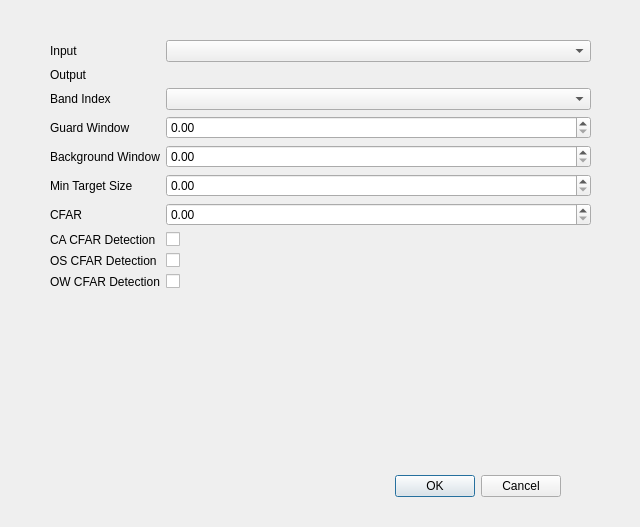
Above: multi_cfar/multi_cfar_dialog_base.ui from AUGSignals/qgis-plugins before the change. Below: the same form after it.
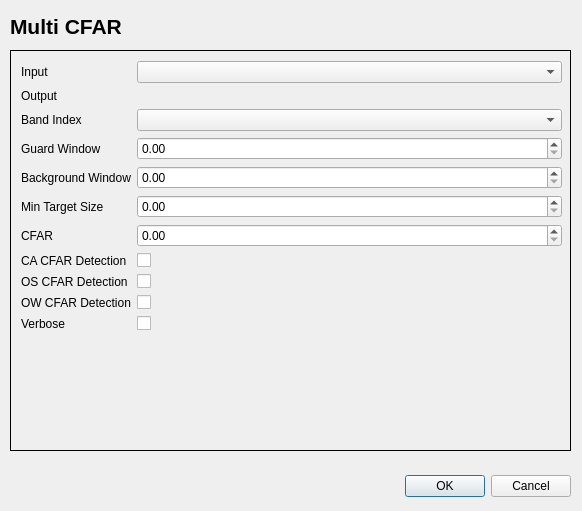
That is the form after the change. Custom widgets are drawn as their Qt base class.

Diff of the .ui file:
```diff
--- a/multi_cfar/multi_cfar_dialog_base.ui
+++ b/multi_cfar/multi_cfar_dialog_base.ui
@@ -6,8 +6,8 @@
    <rect>
     <x>0</x>
     <y>0</y>
-    <width>640</width>
-    <height>527</height>
+    <width>582</width>
+    <height>511</height>
    </rect>
   </property>
   <property name="windowTitle">
@@ -16,7 +16,7 @@
   <widget class="QDialogButtonBox" name="button_box">
    <property name="geometry">
     <rect>
-     <x>40</x>
+     <x>50</x>
      <y>470</y>
      <width>521</width>
      <height>32</height>
@@ -32,12 +32,15 @@
   <widget class="QStackedWidget" name="stackedWidget">
    <property name="geometry">
     <rect>
-     <x>40</x>
-     <y>40</y>
+     <x>10</x>
+     <y>50</y>
      <width>561</width>
      <height>401</height>
     </rect>
    </property>
+   <property name="frameShape">
+    <enum>QFrame::Box</enum>
+   </property>
    <property name="currentIndex">
     <number>0</number>
    </property>
@@ -46,14 +49,14 @@
      <property name="geometry">
       <rect>
        <x>10</x>
-       <y>0</y>
+       <y>10</y>
        <width>541</width>
-       <height>391</height>
+       <height>381</height>
       </rect>
      </property>
      <layout class="QFormLayout" name="formLayout">
       <item row="0" column="0">
-       <widget class="QLabel" name="label">
+       <widget class="QLabel" name="inputLabel">
         <property name="text">
          <string>Input</string>
         </property>
@@ -67,7 +70,7 @@
        </widget>
       </item>
       <item row="1" column="0">
-       <widget class="QLabel" name="label_2">
+       <widget class="QLabel" name="outputLabel">
         <property name="text">
          <string>Output</string>
         </property>
@@ -81,7 +84,7 @@
        </widget>
       </item>
       <item row="2" column="0">
-       <widget class="QLabel" name="label_3">
+       <widget class="QLabel" name="bandIndexLabel">
         <property name="text">
          <string>Band Index</string>
         </property>
@@ -91,7 +94,7 @@
        <widget class="QgsRasterBandComboBox" name="bandIndexQgsRasterBandComboBox"/>
       </item>
       <item row="3" column="0">
-       <widget class="QLabel" name="label_4">
+       <widget class="QLabel" name="guardWindowLabel">
         <property name="text">
          <string>Guard Window</string>
         </property>
@@ -101,7 +104,7 @@
        <widget class="QDoubleSpinBox" name="guardWindowDoubleSpinBox"/>
       </item>
       <item row="4" column="0">
-       <widget class="QLabel" name="label_5">
+       <widget class="QLabel" name="backgroundWindowLabel">
         <property name="text">
          <string>Background Window</string>
         </property>
@@ -111,7 +114,7 @@
        <widget class="QDoubleSpinBox" name="backgroundWindowDoubleSpinBox"/>
       </item>
       <item row="5" column="0">
-       <widget class="QLabel" name="label_6">
+       <widget class="QLabel" name="minTargetSizeLabel">
         <property name="text">
          <string>Min Target Size</string>
         </property>
@@ -121,14 +124,17 @@
        <widget class="QDoubleSpinBox" name="minTargetSizeDoubleSpinBox"/>
       </item>
       <item row="6" column="0">
-       <widget class="QLabel" name="label_7">
+       <widget class="QLabel" name="cfarLabel">
         <property name="text">
          <string>CFAR</string>
         </property>
        </widget>
       </item>
+      <item row="6" column="1">
+       <widget class="QDoubleSpinBox" name="cfarDoubleSpinBox"/>
+      </item>
       <item row="7" column="0">
-       <widget class="QLabel" name="label_8">
+       <widget class="QLabel" name="caCfarDetectionLabel">
         <property name="text">
          <string>CA CFAR Detection</string>
         </property>
@@ -142,7 +148,7 @@
        </widget>
       </item>
       <item row="8" column="0">
-       <widget class="QLabel" name="label_9">
+       <widget class="QLabel" name="osCfarDetectionLabel">
         <property name="text">
          <string>OS CFAR Detection</string>
         </property>
@@ -156,7 +162,7 @@
        </widget>
       </item>
       <item row="9" column="0">
-       <widget class="QLabel" name="label_10">
+       <widget class="QLabel" name="owCfarDetectionLabel">
         <property name="text">
          <string>OW CFAR Detection</string>
         </property>
@@ -169,14 +175,42 @@
         </property>
        </widget>
       </item>
-      <item row="6" column="1">
-       <widget class="QDoubleSpinBox" name="cfarDoubleSpinBox"/>
+      <item row="10" column="1">
+       <widget class="QCheckBox" name="verboseCheckBox">
+        <property name="text">
+         <string/>
+        </property>
+       </widget>
+      </item>
+      <item row="10" column="0">
+       <widget class="QLabel" name="verboseLabel">
+        <property name="text">
+         <string>Verbose</string>
+        </property>
+       </widget>
       </item>
      </layout>
     </widget>
    </widget>
    <widget class="QWidget" name="page_2"/>
   </widget>
+  <widget class="QLabel" name="title_label">
+   <property name="geometry">
+    <rect>
+     <x>10</x>
+     <y>10</y>
+     <width>341</width>
+     <height>33</height>
+    </rect>
+   </property>
+   <property name="text">
+    <string>&lt;!DOCTYPE HTML PUBLIC &quot;-//W3C//DTD HTML 4.0//EN&quot; &quot;http://www.w3.org/TR/REC-html40/strict.dtd&quot;&gt;
+&lt;html&gt;&lt;head&gt;&lt;meta name=&quot;qrichtext&quot; content=&quot;1&quot; /&gt;&lt;style type=&quot;text/css&quot;&gt;
+p, li { white-space: pre-wrap; }
+&lt;/style&gt;&lt;/head&gt;&lt;body style=&quot; font-family:'MS Shell Dlg 2'; font-size:8pt; font-weight:400; font-style:normal;&quot;&gt;
+&lt;p style=&quot; margin-top:0px; margin-bottom:0px; margin-left:0px; margin-right:0px; -qt-block-indent:0; text-indent:0px;&quot;&gt;&lt;span style=&quot; font-family:'Sans Serif'; font-size:16pt; font-weight:600;&quot;&gt;Multi CFAR&lt;/span&gt;&lt;/p&gt;&lt;/body&gt;&lt;/html&gt;</string>
+   </property>
+  </widget>
  </widget>
  <customwidgets>
   <customwidget>
```
